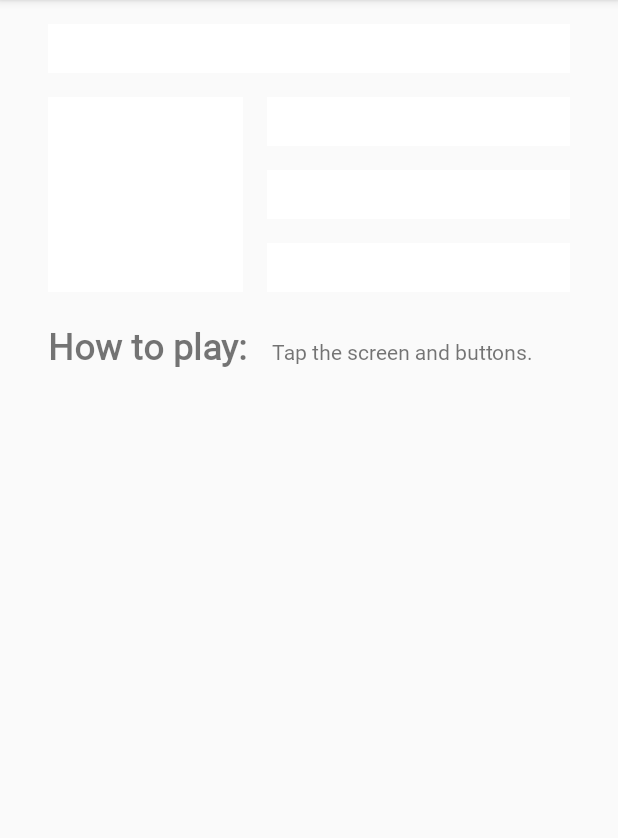
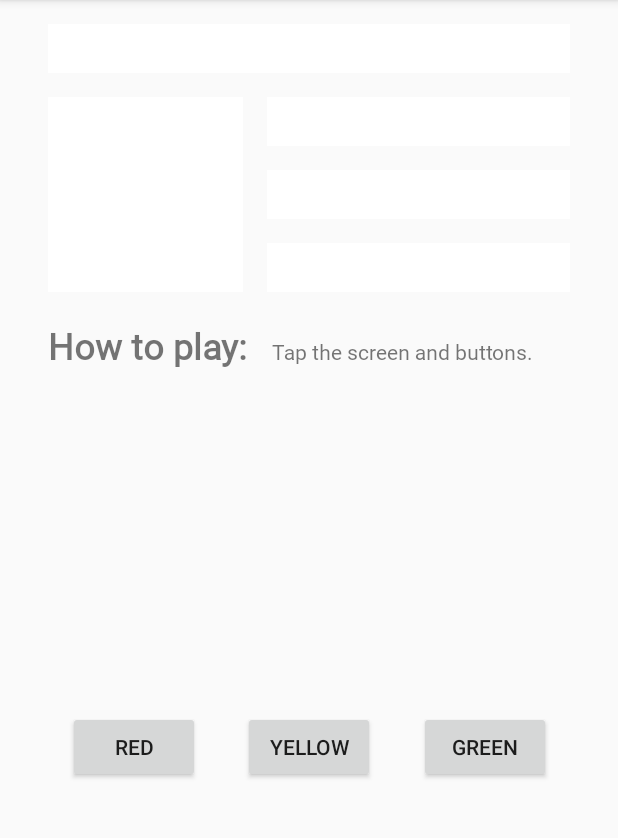
Before and after one commit to Inuasuraz/colormyviews_mobile_ajkob, an Android app: the screen it shows after launch (MainActivity), on a phone screen of 412 x 824 dp, the part 84-922 px from its top. Run offline under Robolectric (Android 15) with nearby library versions, the phone set to English and light mode, and no system bars.

Commit message:
TASK 7 : Add a chain of buttons

```diff
--- a/app/src/main/res/layout/activity_main.xml
+++ b/app/src/main/res/layout/activity_main.xml
@@ -75,5 +75,30 @@
             android:layout_marginStart="16dp" android:layout_marginBottom="340dp"
             app:layout_constraintBottom_toBottomOf="parent" app:layout_constraintTop_toBottomOf="@+id/box_two_text"
             app:layout_constraintHorizontal_bias="0.0" app:layout_constraintVertical_bias="0.14"/>
+    <Button
+            android:text="@string/button_red"
+            android:layout_width="wrap_content"
+            android:layout_height="wrap_content"
+            android:id="@+id/red_button"
+            app:layout_constraintBaseline_toBaselineOf="@+id/yellow_buttton"
+            app:layout_constraintStart_toStartOf="parent" app:layout_constraintHorizontal_bias="0.5"
+            app:layout_constraintEnd_toStartOf="@+id/yellow_buttton" android:layout_marginStart="16dp"/>
+    <Button
+            android:text="@string/button_yellow"
+            android:layout_width="wrap_content"
+            android:layout_height="wrap_content"
+            android:id="@+id/yellow_buttton"
+            app:layout_constraintStart_toEndOf="@+id/red_button" app:layout_constraintHorizontal_bias="0.5"
+            app:layout_constraintEnd_toStartOf="@+id/green_button" android:layout_marginStart="16dp"
+            android:layout_marginEnd="16dp" app:layout_constraintTop_toBottomOf="@+id/info_text"
+            android:layout_marginBottom="16dp" app:layout_constraintBottom_toBottomOf="parent"/>
+    <Button
+            android:text="@string/button_green"
+            android:layout_width="wrap_content"
+            android:layout_height="wrap_content"
+            android:id="@+id/green_button"
+            app:layout_constraintBaseline_toBaselineOf="@+id/yellow_buttton"
+            app:layout_constraintStart_toEndOf="@+id/yellow_buttton" app:layout_constraintHorizontal_bias="0.5"
+            app:layout_constraintEnd_toEndOf="parent" android:layout_marginEnd="16dp"/>
 
 </androidx.constraintlayout.widget.ConstraintLayout>
--- a/app/src/main/res/values/strings.xml
+++ b/app/src/main/res/values/strings.xml
@@ -7,4 +7,7 @@
     <string name="box_five">Box Five</string>
     <string name="how_to_play">How to play:</string>
     <string name="tap_the_boxes_and_buttons">Tap the screen and buttons.</string>
+    <string name="button_red">RED</string>
+    <string name="button_yellow">YELLOW</string>
+    <string name="button_green">GREEN</string>
 </resources>
```
